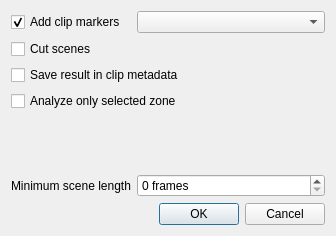
Above: src/ui/scenecutdialog_ui.ui from KDE/kdenlive before the change. Below: the same form after it.
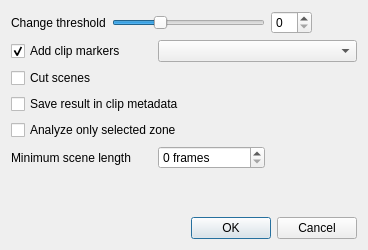
That is the form after the change. Custom widgets are drawn as their Qt base class.

Commit message: Some progress on ui scene cut task

The edit to the form file:
```diff
--- a/src/ui/scenecutdialog_ui.ui
+++ b/src/ui/scenecutdialog_ui.ui
@@ -6,8 +6,8 @@
    <rect>
     <x>0</x>
     <y>0</y>
-    <width>336</width>
-    <height>236</height>
+    <width>368</width>
+    <height>250</height>
    </rect>
   </property>
   <property name="windowTitle">
@@ -15,23 +15,53 @@
   </property>
   <layout class="QGridLayout" name="gridLayout">
    <item row="0" column="0">
-    <widget class="QCheckBox" name="add_markers">
+    <widget class="QLabel" name="label_2">
      <property name="text">
-      <string>Add clip markers</string>
+      <string>Change threshold</string>
      </property>
-     <property name="checked">
-      <bool>true</bool>
+    </widget>
+   </item>
+   <item row="8" column="0" colspan="5">
+    <widget class="QDialogButtonBox" name="buttonBox">
+     <property name="orientation">
+      <enum>Qt::Horizontal</enum>
      </property>
+     <property name="standardButtons">
+      <set>QDialogButtonBox::Cancel|QDialogButtonBox::Ok</set>
+     </property>
     </widget>
    </item>
-   <item row="1" column="0" colspan="3">
+   <item row="2" column="0" colspan="5">
     <widget class="QCheckBox" name="cut_scenes">
      <property name="text">
       <string>Cut scenes</string>
      </property>
     </widget>
    </item>
-   <item row="4" column="0">
+   <item row="1" column="2" colspan="3">
+    <widget class="QComboBox" name="marker_type">
+     <property name="sizePolicy">
+      <sizepolicy hsizetype="MinimumExpanding" vsizetype="Fixed">
+       <horstretch>0</horstretch>
+       <verstretch>0</verstretch>
+      </sizepolicy>
+     </property>
+    </widget>
+   </item>
+   <item row="0" column="1" colspan="2">
+    <widget class="QSlider" name="horizontalSlider">
+     <property name="minimum">
+      <number>1</number>
+     </property>
+     <property name="value">
+      <number>30</number>
+     </property>
+     <property name="orientation">
+      <enum>Qt::Horizontal</enum>
+     </property>
+    </widget>
+   </item>
+   <item row="7" column="0">
     <spacer name="verticalSpacer">
      <property name="orientation">
       <enum>Qt::Vertical</enum>
@@ -44,41 +74,38 @@
      </property>
     </spacer>
    </item>
-   <item row="3" column="0" colspan="3">
+   <item row="1" column="0" colspan="2">
+    <widget class="QCheckBox" name="add_markers">
+     <property name="text">
+      <string>Add clip markers</string>
+     </property>
+     <property name="checked">
+      <bool>true</bool>
+     </property>
+    </widget>
+   </item>
+   <item row="6" column="0" colspan="2">
+    <widget class="QLabel" name="label">
+     <property name="text">
+      <string>Minimum scene length</string>
+     </property>
+    </widget>
+   </item>
+   <item row="4" column="0" colspan="5">
     <widget class="QCheckBox" name="zone_only">
      <property name="text">
       <string>Analyze only selected zone</string>
      </property>
     </widget>
    </item>
-   <item row="0" column="1" colspan="2">
-    <widget class="KComboBox" name="marker_type"/>
-   </item>
-   <item row="6" column="0" colspan="3">
-    <widget class="QDialogButtonBox" name="buttonBox">
-     <property name="orientation">
-      <enum>Qt::Horizontal</enum>
-     </property>
-     <property name="standardButtons">
-      <set>QDialogButtonBox::Cancel|QDialogButtonBox::Ok</set>
-     </property>
-    </widget>
-   </item>
-   <item row="2" column="0" colspan="3">
+   <item row="3" column="0" colspan="5">
     <widget class="QCheckBox" name="store_data">
      <property name="text">
       <string>Save result in clip metadata</string>
      </property>
     </widget>
    </item>
-   <item row="5" column="0">
-    <widget class="QLabel" name="label">
-     <property name="text">
-      <string>Minimum scene length</string>
-     </property>
-    </widget>
-   </item>
-   <item row="5" column="1" colspan="2">
+   <item row="6" column="2">
     <widget class="QSpinBox" name="minDuration">
      <property name="suffix">
       <string> frames</string>
@@ -88,15 +115,11 @@
      </property>
     </widget>
    </item>
+   <item row="0" column="3">
+    <widget class="QSpinBox" name="threshold"/>
+   </item>
   </layout>
  </widget>
- <customwidgets>
-  <customwidget>
-   <class>KComboBox</class>
-   <extends>QComboBox</extends>
-   <header>kcombobox.h</header>
-  </customwidget>
- </customwidgets>
  <resources/>
  <connections>
   <connection>
```
Left out of the diff: 32 changed lines with no effect on the pictures. The commit also changes 2 other files.
